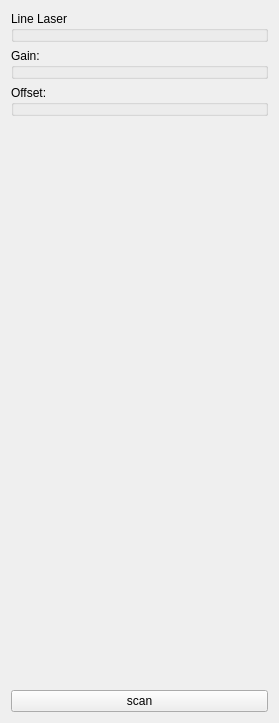
First picture: the form in UI/_scancaliberationsection.ui, repository PenthiusX/BareBonesEngine, before the edit.
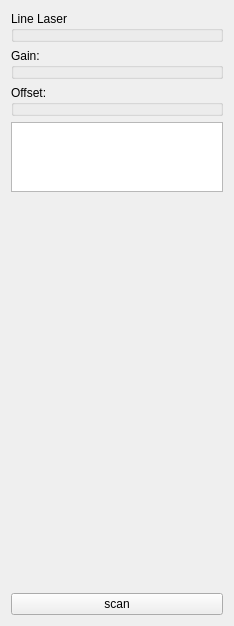
Second picture: the form after the edit. Custom widgets are drawn as their Qt base class.

The edit to the form file:
```diff
--- a/UI/_scancaliberationsection.ui
+++ b/UI/_scancaliberationsection.ui
@@ -6,8 +6,8 @@
    <rect>
     <x>0</x>
     <y>0</y>
-    <width>279</width>
-    <height>723</height>
+    <width>234</width>
+    <height>626</height>
    </rect>
   </property>
   <property name="windowTitle">
@@ -35,6 +35,15 @@
      </property>
     </widget>
    </item>
+   <item>
+    <widget class="QTextBrowser" name="instruction_display_text_browser">
+     <property name="source">
+      <url>
+       <string>qrc:/Config/Docs/instructions_light_caliberation.htm</string>
+      </url>
+     </property>
+    </widget>
+   </item>
    <item>
     <spacer name="verticalSpacer">
      <property name="orientation">
```
